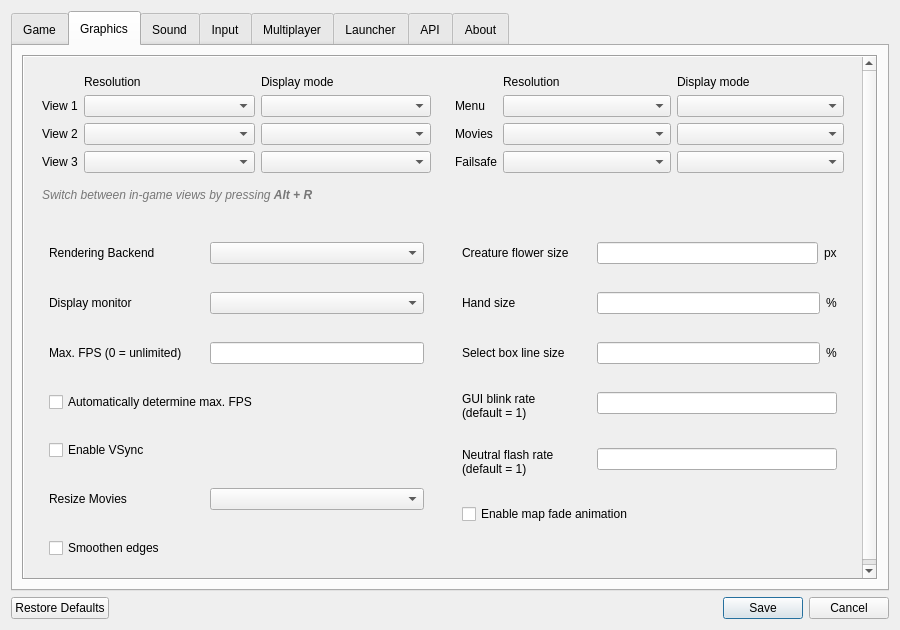
Old version of the form ui/settingsdialog.ui in the repository dkfans/keeperfx-launcher-qt.
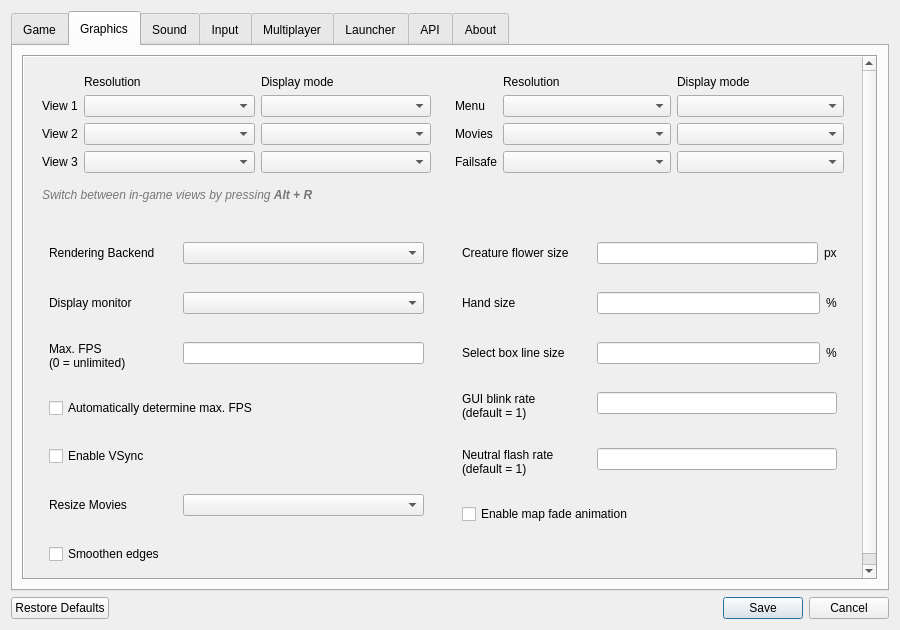
New version of the form. The open tabs and pages were chosen to show the change. Icons and pictures are not drawn.

Commit message: split max FPS label with newline

Patch:
```diff
--- a/ui/settingsdialog.ui
+++ b/ui/settingsdialog.ui
@@ -582,7 +582,8 @@
                  <item row="2" column="0">
                   <widget class="QLabel" name="labelMaxFps">
                    <property name="text">
-                    <string comment="Textinput Title Label">Max. FPS (0 = unlimited)</string>
+                    <string comment="Textinput Title Label">Max. FPS
+(0 = unlimited)</string>
                    </property>
                   </widget>
                  </item>
```
